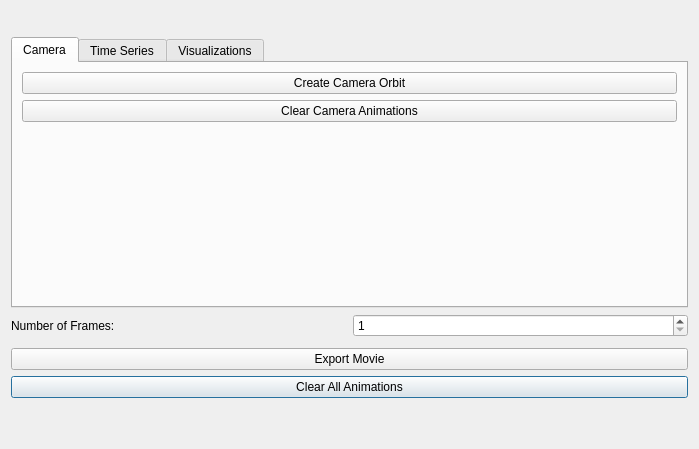
This is tomviz/AnimationHelperDialog.ui in psavery/tomviz as Qt 5 draws it before an edit. The edited form follows.
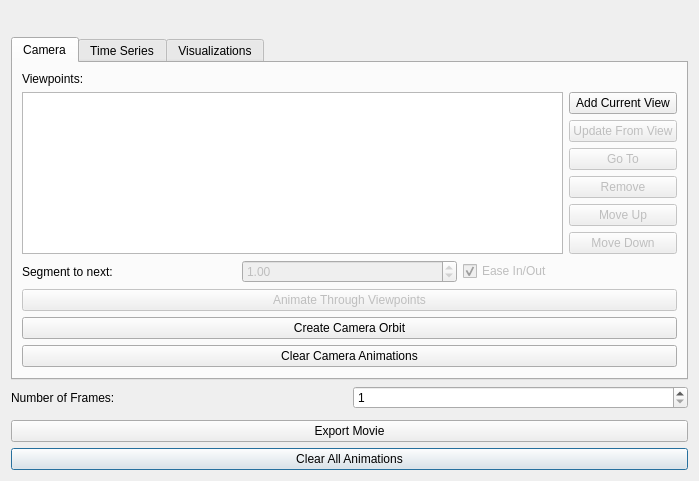
This is the edited form. The open tabs and pages were chosen to show the change. Custom widgets are drawn as their Qt base class.

Commit message:
Animate clip planes, opacity and camera viewpoints
The clip sweeps by slice index while axis aligned and by distance along
its normal when not, and all three visualizations can fade. Camera paths
are built from saved viewpoints, each leg with its own length and
easing, which a ParaView keyframe cue cannot express.

What changed in the file:
```diff
--- a/tomviz/AnimationHelperDialog.ui
+++ b/tomviz/AnimationHelperDialog.ui
@@ -87,7 +87,155 @@
        <string>Camera</string>
       </attribute>
       <layout class="QGridLayout" name="gridLayout_5">
-       <item row="0" column="0">
+       <item row="0" column="0" colspan="2">
+        <widget class="QLabel" name="viewpointsLabel">
+         <property name="text">
+          <string>Viewpoints:</string>
+         </property>
+         <property name="buddy">
+          <cstring>viewpointList</cstring>
+         </property>
+        </widget>
+       </item>
+       <item row="1" column="0" rowspan="6">
+        <widget class="QListWidget" name="viewpointList">
+         <property name="toolTip">
+          <string>&lt;html&gt;&lt;head/&gt;&lt;body&gt;&lt;p&gt;Camera positions the animation flies through, in order.&lt;/p&gt;&lt;p&gt;&lt;br/&gt;&lt;/p&gt;&lt;p&gt;Double click a viewpoint to move the camera to it.&lt;/p&gt;&lt;/body&gt;&lt;/html&gt;</string>
+         </property>
+        </widget>
+       </item>
+       <item row="1" column="1">
+        <widget class="QPushButton" name="addViewpoint">
+         <property name="toolTip">
+          <string>Save the current camera position as a new viewpoint.</string>
+         </property>
+         <property name="text">
+          <string>Add Current View</string>
+         </property>
+        </widget>
+       </item>
+       <item row="2" column="1">
+        <widget class="QPushButton" name="updateViewpoint">
+         <property name="enabled">
+          <bool>false</bool>
+         </property>
+         <property name="toolTip">
+          <string>Replace the selected viewpoint with the current camera position.</string>
+         </property>
+         <property name="text">
+          <string>Update From View</string>
+         </property>
+        </widget>
+       </item>
+       <item row="3" column="1">
+        <widget class="QPushButton" name="goToViewpoint">
+         <property name="enabled">
+          <bool>false</bool>
+         </property>
+         <property name="text">
+          <string>Go To</string>
+         </property>
+        </widget>
+       </item>
+       <item row="4" column="1">
+        <widget class="QPushButton" name="removeViewpoint">
+         <property name="enabled">
+          <bool>false</bool>
+         </property>
+         <property name="text">
+          <string>Remove</string>
+         </property>
+        </widget>
+       </item>
+       <item row="5" column="1">
+        <widget class="QPushButton" name="moveViewpointUp">
+         <property name="enabled">
+          <bool>false</bool>
+         </property>
+         <property name="text">
+          <string>Move Up</string>
+         </property>
+        </widget>
+       </item>
+       <item row="6" column="1">
+        <widget class="QPushButton" name="moveViewpointDown">
+         <property name="enabled">
+          <bool>false</bool>
+         </property>
+         <property name="text">
+          <string>Move Down</string>
+         </property>
+        </widget>
+       </item>
+       <item row="7" column="0" colspan="2">
+        <layout class="QHBoxLayout" name="segmentLayout">
+         <item>
+          <widget class="QLabel" name="segmentDurationLabel">
+           <property name="text">
+            <string>Segment to next:</string>
+           </property>
+           <property name="buddy">
+            <cstring>segmentDuration</cstring>
+           </property>
+          </widget>
+         </item>
+         <item>
+          <widget class="QDoubleSpinBox" name="segmentDuration">
+           <property name="enabled">
+            <bool>false</bool>
+           </property>
+           <property name="toolTip">
+            <string>&lt;html&gt;&lt;head/&gt;&lt;body&gt;&lt;p&gt;How long the leg from this viewpoint to the next one runs, relative to the other legs.&lt;/p&gt;&lt;p&gt;&lt;br/&gt;&lt;/p&gt;&lt;p&gt;A leg with twice the duration of another takes twice as many frames.&lt;/p&gt;&lt;/body&gt;&lt;/html&gt;</string>
+           </property>
+           <property name="decimals">
+            <number>2</number>
+           </property>
+           <property name="minimum">
+            <double>0.010000000000000</double>
+           </property>
+           <property name="maximum">
+            <double>100.000000000000000</double>
+           </property>
+           <property name="singleStep">
+            <double>0.250000000000000</double>
+           </property>
+           <property name="value">
+            <double>1.000000000000000</double>
+           </property>
+          </widget>
+         </item>
+         <item>
+          <widget class="QCheckBox" name="segmentEased">
+           <property name="enabled">
+            <bool>false</bool>
+           </property>
+           <property name="toolTip">
+            <string>Slow the camera down as it leaves this viewpoint and again as it arrives at the next one.</string>
+           </property>
+           <property name="text">
+            <string>Ease In/Out</string>
+           </property>
+           <property name="checked">
+            <bool>true</bool>
+           </property>
+          </widget>
+         </item>
+        </layout>
+       </item>
+       <item row="8" column="0" colspan="2">
+        <widget class="QPushButton" name="animateViewpoints">
+         <property name="enabled">
+          <bool>false</bool>
+         </property>
+         <property name="toolTip">
+          <string>&lt;html&gt;&lt;head/&gt;&lt;body&gt;&lt;p&gt;Fly the camera through the viewpoints above over the course of the animation.&lt;/p&gt;&lt;p&gt;&lt;br/&gt;&lt;/p&gt;&lt;p&gt;Needs at least two viewpoints. Any other camera animation is removed, since only one thing can drive the camera.&lt;/p&gt;&lt;/body&gt;&lt;/html&gt;</string>
+         </property>
+         <property name="text">
+          <string>Animate Through Viewpoints</string>
+         </property>
+        </widget>
+       </item>
+       <item row="9" column="0" colspan="2">
         <widget class="QPushButton" name="createCameraOrbit">
          <property name="toolTip">
           <string>&lt;html&gt;&lt;head/&gt;&lt;body&gt;&lt;p&gt;Create a camera orbit animation using the current camera settings.&lt;br/&gt;&lt;/p&gt;&lt;p&gt;The orbit will start at the current camera position and move to the right around the camera focal point.&lt;br/&gt;&lt;/p&gt;&lt;p&gt;Note that if any other camera animations exist for this render view, they will be removed.&lt;/p&gt;&lt;/body&gt;&lt;/html&gt;</string>
@@ -97,14 +245,14 @@
          </property>
         </widget>
        </item>
-       <item row="1" column="0">
+       <item row="10" column="0" colspan="2">
         <widget class="QPushButton" name="clearCameraAnimations">
          <property name="text">
           <string>Clear Camera Animations</string>
          </property>
         </widget>
        </item>
-       <item row="2" column="0">
+       <item row="11" column="0" colspan="2">
         <spacer name="verticalSpacer_2">
          <property name="orientation">
           <enum>Qt::Vertical</enum>
```
Left out of the diff: 156 changed lines with no effect on the pictures. The commit also changes 12 other files.
